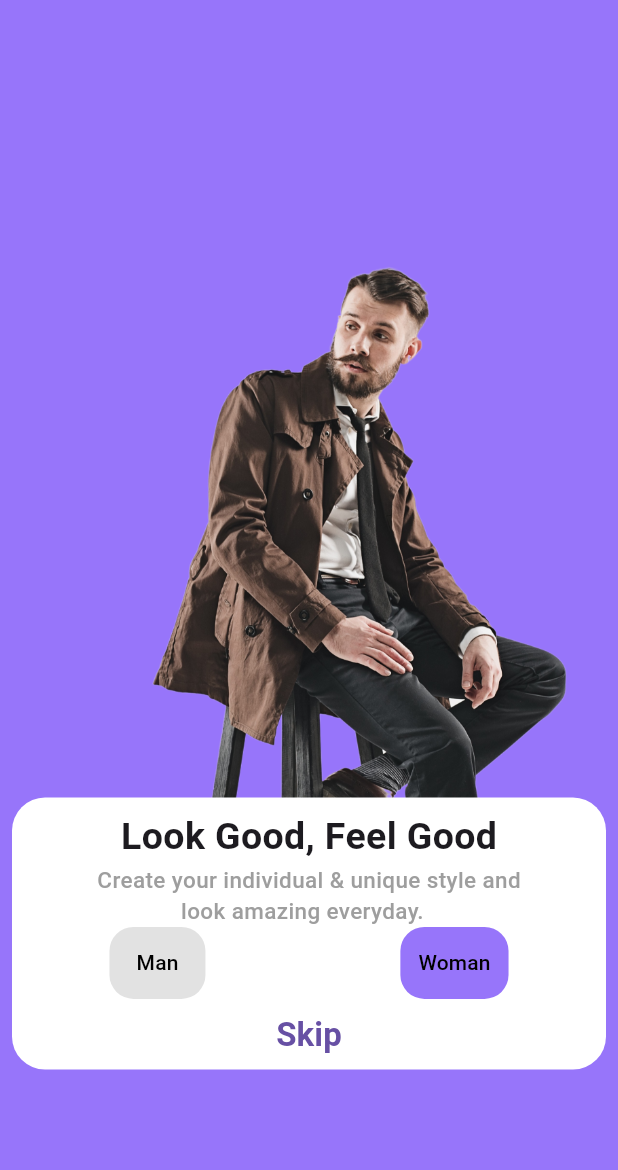
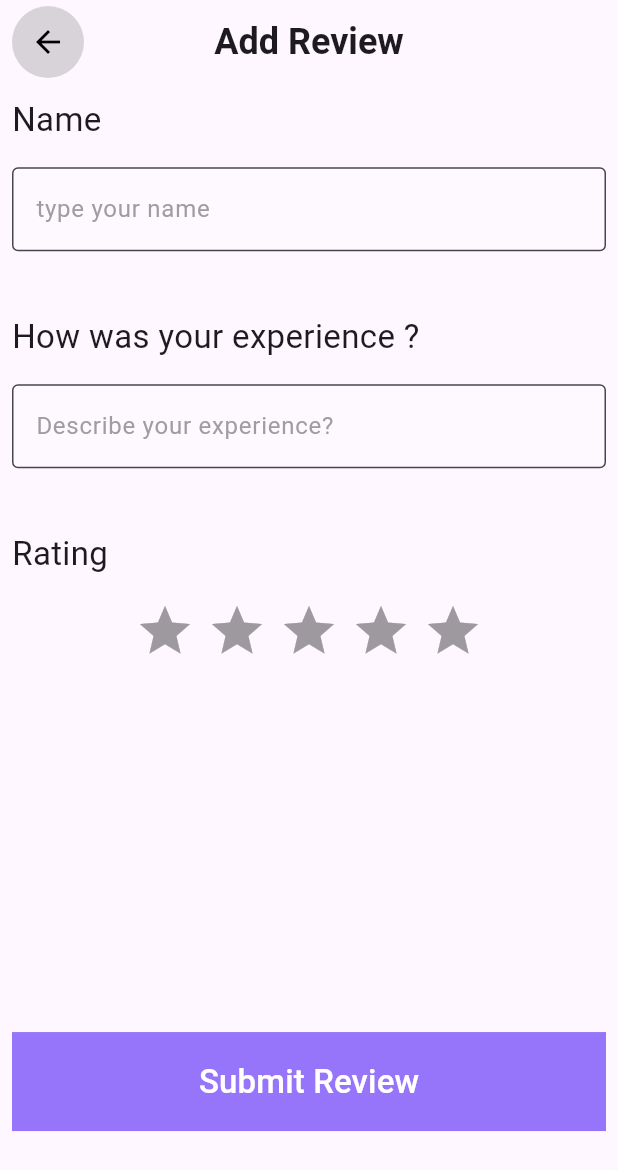
Before and after one commit to abdelrhman20500/Laza_Ecommerce, a Flutter app: the screen it shows after launch, on a phone screen of 412 x 824 dp. Shown: the top 1170 px of the screen. Run offline on Flutter 3.47's test engine with Material 3 defaults, Android fonts, the phone set to English and light mode, and no system bars; drawn by our look-alikes of flutter_rating_bar; our stand-ins replace cached_network_image, dartz, dio, flutter_bloc, flutter_otp_text_field, hive and 2 more; accounts and stored records are empty; generated files the repository leaves out were written again.

Commit message:
Create Add Review And All Reviews Ui

```diff
--- a/lib/Features/product_by_category_id/presentation/view/widget/product_by_category_id_grid_view.dart
+++ b/lib/Features/product_by_category_id/presentation/view/widget/product_by_category_id_grid_view.dart
@@ -11,7 +11,7 @@ class ProductByCategoryIdGridView extends StatelessWidget {
   @override
   Widget build(BuildContext context) {
     return GridView.builder(
-      padding: EdgeInsets.all(8.0),
+      padding: const EdgeInsets.all(8.0),
       physics: const AlwaysScrollableScrollPhysics(),
       shrinkWrap: true,
       gridDelegate: const SliverGridDelegateWithFixedCrossAxisCount(
--- /dev/null
+++ b/lib/Features/review/presentation/view/widget/add_review.dart
@@ -0,0 +1,63 @@
+import 'package:flutter_rating_bar/flutter_rating_bar.dart';
+import 'package:flutter/material.dart';
+import 'package:laza_e_commerce/Features/sign_up_screen/presentation/view/widget/custom_button.dart';
+import 'build_app_bar_reviews.dart';
+import 'custom_text_field_review.dart';
+
+class AddReview extends StatelessWidget {
+  AddReview({super.key});
+  static const String routeName = "AddReview";
+  final TextEditingController nameController = TextEditingController();
+  final TextEditingController descriptionController = TextEditingController();
+  final GlobalKey<FormState> formKey = GlobalKey<FormState>();
+
+  @override
+  Widget build(BuildContext context) {
+    final height = MediaQuery.of(context).size.height;
+    return Scaffold(
+      appBar: const BuildAppBarReviews(title: "Add Review",),
+      body: SingleChildScrollView(
+        child: Form(
+          key: formKey,
+          child: Padding(
+            padding: const EdgeInsets.all(8.0),
+            child: Column(
+              crossAxisAlignment: CrossAxisAlignment.start,
+              children: [
+                const Text("Name", style: TextStyle(fontSize: 22),),
+                SizedBox(height: height * 0.02,),
+                CustomTextFieldReview(controller: nameController, hintText: "type your name"),
+                SizedBox(height: height * 0.05,),
+                const Text("How was your experience ?", style: TextStyle(fontSize: 22),),
+                SizedBox(height: height * 0.02,),
+                CustomTextFieldReview(controller: descriptionController, hintText: "Describe your experience?"),
+                SizedBox(height: height * 0.05,), // Add spacing before the rating bar
+                const Text("Rating ", style: TextStyle(fontSize: 22),),
+                SizedBox(height: height * 0.02,),
+                Center(
+                  child: RatingBar.builder(
+                    initialRating: 0,
+                    minRating: 1,
+                    direction: Axis.horizontal,
+                    allowHalfRating: true,
+                    itemCount: 5,
+                    itemPadding: const EdgeInsets.symmetric(horizontal: 4.0),
+                    itemBuilder: (context, _) => const Icon(
+                      Icons.star,
+                      color: Colors.amber,
+                    ),
+                    onRatingUpdate: (rating) {
+                      // print(rating);
+                    },
+                  ),
+                ),
+                SizedBox(height: height *0.3,), // Add spacing before the rating bar
+                CustomButton(text: "Submit Review",height:66,width: double.infinity,color: const Color(0xff9775FA), onPressed: (){})
+              ],
+            ),
+          ),
+        ),
+      ),
+    );
+  }
+}
--- /dev/null
+++ b/lib/Features/review/presentation/view/widget/build_app_bar_reviews.dart
@@ -0,0 +1,37 @@
+import 'package:flutter/material.dart';
+
+class BuildAppBarReviews extends StatelessWidget implements PreferredSizeWidget {
+  const BuildAppBarReviews({super.key, required this.title,});
+
+  final String title;
+  @override
+  Widget build(BuildContext context) {
+    return AppBar(
+      backgroundColor: Colors.transparent,
+      elevation: 0,
+      leading: Padding(
+        padding: const EdgeInsets.only(left: 8.0),
+        child: Container(
+          decoration: BoxDecoration(
+            color: Colors.grey.withOpacity(0.4),
+            shape: BoxShape.circle,
+          ),
+          child: IconButton(
+            onPressed: () {
+              Navigator.pop(context);
+            },
+            icon: const Icon(Icons.arrow_back, color: Colors.black),
+          ),
+        ),
+      ),
+      centerTitle: true,
+      title: Text(
+        title,
+        style: const TextStyle(fontSize: 24, fontWeight: FontWeight.bold),
+      ),
+    );
+  }
+
+  @override
+  Size get preferredSize => const Size.fromHeight(kToolbarHeight);
+}
--- /dev/null
+++ b/lib/Features/review/presentation/view/widget/custom_text_field_review.dart
@@ -0,0 +1,41 @@
+import 'package:flutter/material.dart';
+
+class CustomTextFieldReview extends StatelessWidget {
+  const CustomTextFieldReview({
+    super.key,
+    required this.controller,
+    required this.hintText,
+    this.type,
+    this.suffixIcon,
+    this.minLine,
+    this.maxLine});
+  final int? maxLine;
+  final int? minLine;
+  final String hintText;
+  final TextEditingController controller;
+  final Widget? suffixIcon;
+  final TextInputType? type;
+
+  @override
+  Widget build(BuildContext context) {
+    return TextFormField(
+      keyboardType: type,
+      maxLines: maxLine,
+      minLines: minLine,
+      controller : controller,
+      decoration:InputDecoration(
+        border: const OutlineInputBorder(
+          borderSide: BorderSide(color: Colors.grey),
+        ),
+        focusedBorder: const OutlineInputBorder(
+            borderSide: BorderSide(color: Colors.grey)),
+        suffixIcon: suffixIcon,
+        hintText: hintText,
+        hintStyle: const TextStyle(color: Colors.grey),
+        fillColor: Colors.white10,
+        filled: true,
+
+      ),
+    );
+  }
+}
--- a/lib/Features/sign_up_screen/presentation/view/widget/custom_text_filed.dart
+++ b/lib/Features/sign_up_screen/presentation/view/widget/custom_text_filed.dart
@@ -15,7 +15,6 @@ class CustomTextField extends StatelessWidget {
   final IconData? suffixIcon;
   final TextEditingController controller;
   final String? Function(String?)? validator;
-
 
   @override
   Widget build(BuildContext context) {
--- a/lib/main.dart
+++ b/lib/main.dart
@@ -7,7 +7,8 @@ import 'package:laza_e_commerce/Features/home/presentation/view/home_tab/domain/
 import 'package:laza_e_commerce/Features/login_screen/presentation/view/login_screen.dart';
 import 'package:laza_e_commerce/Features/login_social/presentation/view/login_social.dart';
 import 'package:laza_e_commerce/Features/new_password/presentation/view/new_password_screen.dart';
-import 'package:laza_e_commerce/Features/product_details/presentation/view/product_details.dart';
+import 'package:laza_e_commerce/Features/review/presentation/view/review_screen.dart';
+import 'package:laza_e_commerce/Features/review/presentation/view/widget/add_review.dart';
 import 'package:laza_e_commerce/Features/sign_up_screen/presentation/view/sign_up_screen.dart';
 import 'package:laza_e_commerce/Features/verification_code/presentation/view/verification_code_screen.dart';
 import 'package:laza_e_commerce/Features/welcome_screen/presentation/view/welcome_screen.dart';
@@ -44,12 +45,14 @@ class MyApp extends StatelessWidget {
         VerificationCodeScreen.routeName:(_)=>const VerificationCodeScreen(),
         NewPasswordScreen.routeName:(_)=> NewPasswordScreen(),
         HomeScreen.routeName:(_)=>const HomeScreen(),
+        ReviewScreen.routeName:(_)=>const ReviewScreen(),
+        AddReview.routeName:(_)=> AddReview(),
         // ProductDetailsScreen.routeName:(_)=>ProductDetailsScreen(),
         // SearchScreen.routeName:(_)=> SearchScreen(),
         // ProductByCategoryId.routeName:(_)=>const ProductByCategoryId(),
       },
-      // initialRoute: ProductBuCategoryId.routeName,
-      initialRoute: SharedPref.getToken() == null ?SplashScreen.routeName : HomeScreen.routeName,
+      initialRoute: AddReview.routeName,
+      // initialRoute: SharedPref.getToken() == null ?SplashScreen.routeName : HomeScreen.routeName,
     );
   }
 }
```
Also changed, not shown: lib/Features/product_details/presentation/view/product_details.dart (+14 -9 lines), lib/Features/product_details/presentation/view/widget/review_card.dart (+12 -9 lines), lib/Features/review/presentation/view/review_screen.dart (added, +78 -0 lines), lib/Features/review/presentation/view/widget/build_all_reviews.dart (added, +27 -0 lines).
